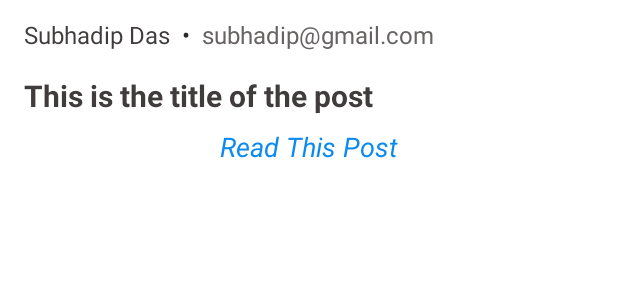
After one commit to RahulSoni0/KnowEco, an Android app: the layout home_post_layout.xml on its own in the app's theme, with its tools: preview values and no code run, on a phone screen of 412 x 824 dp. The commit adds this screen. Shown: the top 300 px of the screen. Run offline under Robolectric (Android 15) with nearby library versions, the phone set to English and light mode, and no system bars; Roboto replaces fonts that are not available here.

Commit message:
home post adapter and rv added

```diff
--- /dev/null
+++ b/app/src/main/res/layout/home_post_layout.xml
@@ -0,0 +1,100 @@
+<?xml version="1.0" encoding="utf-8"?>
+<androidx.constraintlayout.widget.ConstraintLayout xmlns:android="http://schemas.android.com/apk/res/android"
+    android:layout_width="match_parent"
+    android:layout_height="wrap_content"
+    xmlns:app="http://schemas.android.com/apk/res-auto"
+
+    >
+
+    <LinearLayout
+        android:id="@+id/l1"
+        android:paddingLeft="8dp"
+        android:layout_marginTop="12dp"
+        android:layout_width="match_parent"
+        android:layout_height="wrap_content"
+        app:layout_constraintTop_toTopOf="parent"
+        app:layout_constraintRight_toRightOf="parent"
+        app:layout_constraintLeft_toLeftOf="parent"
+        android:orientation="horizontal"
+        >
+
+        <TextView
+            android:id="@+id/name"
+            android:layout_marginLeft="8dp"
+            android:layout_width="wrap_content"
+            android:layout_height="wrap_content"
+            android:fontFamily="sans-serif"
+            android:text="Subhadip Das"
+            android:textColor="#403C3C"
+            android:textSize="16sp"
+            android:textStyle="normal"
+
+            />
+
+        <TextView
+            android:id="@+id/_"
+            android:layout_marginLeft="8dp"
+            android:layout_width="wrap_content"
+            android:layout_height="wrap_content"
+            android:fontFamily="sans-serif"
+            android:text="•"
+            android:textColor="#292828"
+            android:textSize="16sp"
+            android:textStyle="normal"
+
+
+            />
+
+        <TextView
+            android:id="@+id/email"
+            android:layout_marginLeft="8dp"
+            android:layout_width="wrap_content"
+            android:layout_height="wrap_content"
+            android:fontFamily="sans-serif"
+            android:text="subhadip@gmail.com"
+            android:textColor="#676363"
+            android:textSize="16sp"
+            android:textStyle="normal"
+
+            />
+
+    </LinearLayout>
+
+
+    <TextView
+        android:id="@+id/title"
+        app:layout_constraintTop_toBottomOf="@id/l1"
+        app:layout_constraintLeft_toLeftOf="parent"
+        android:layout_marginTop="16dp"
+        android:layout_marginLeft="16dp"
+        android:layout_width="wrap_content"
+        android:layout_height="wrap_content"
+        android:fontFamily="sans-serif"
+        android:text="This is the title of the post"
+        android:textColor="#403C3C"
+        android:textSize="20sp"
+        android:textStyle="bold"/>
+
+    <TextView
+        android:id="@+id/knowMore"
+        app:layout_constraintTop_toBottomOf="@id/title"
+        app:layout_constraintLeft_toLeftOf="parent"
+        app:layout_constraintRight_toRightOf="parent"
+        android:layout_marginTop="8dp"
+        android:layout_marginLeft="16dp"
+        android:layout_marginRight="16dp"
+        android:layout_width="wrap_content"
+        android:layout_height="wrap_content"
+        android:fontFamily="sans-serif"
+        android:text="Read This Post"
+        android:textColor="#0B8AEF"
+        android:textSize="18sp"
+        android:textStyle="italic"/>
+
+
+
+
+
+
+
+</androidx.constraintlayout.widget.ConstraintLayout>
```
Also changed, not shown: app/src/main/java/com/example/toastapp/MainActivity.java (+32 -7 lines), app/src/main/java/com/example/toastapp/classes/PostModel.java (added, +40 -0 lines), app/src/main/java/com/example/toastapp/classes/postAdapter.java (+19 -8 lines), app/src/main/res/layout/home_banner.xml (deleted, +0 -15 lines).
